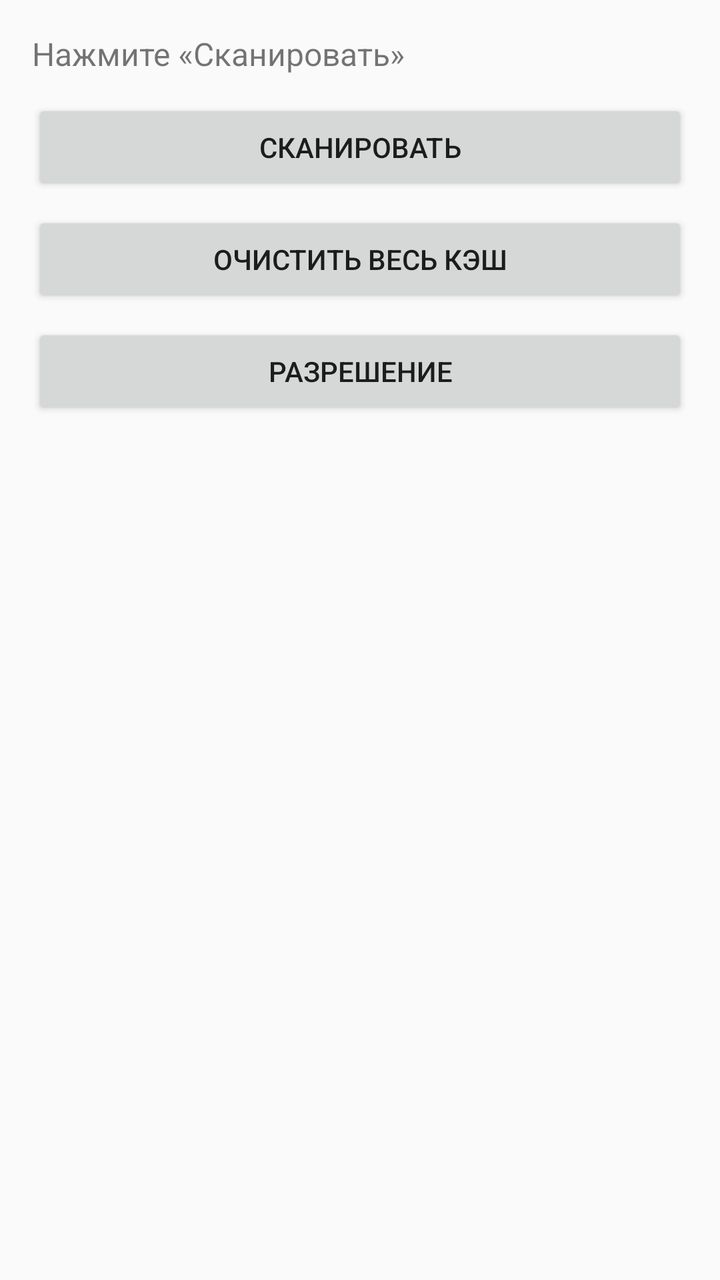
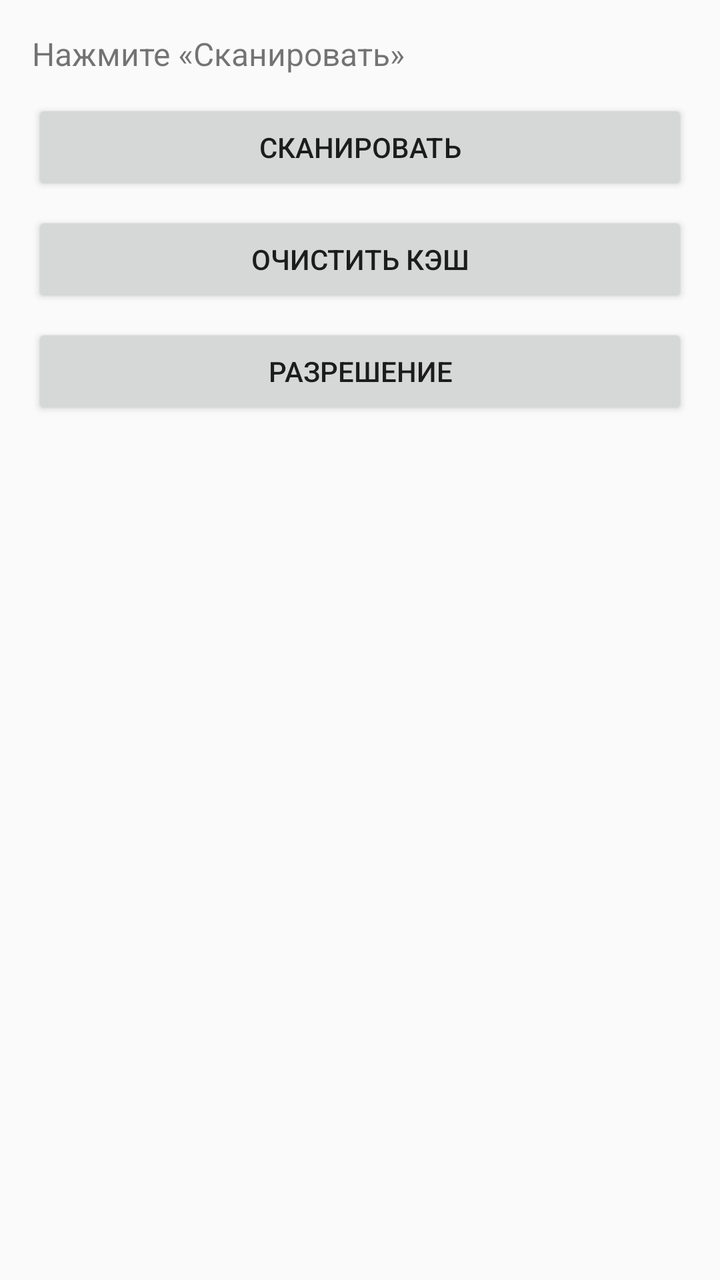

Before-and-after screenshots of an Android layout around one commit, followed by the original layout XML and the change that was made.
<!-- AndroidManifest.xml: application theme Theme.AppCompat.Light -->
<!-- res/layout/activity_main.xml -->
<?xml version="1.0" encoding="utf-8"?>
<LinearLayout xmlns:android="http://schemas.android.com/apk/res/android"
    android:layout_width="match_parent"
    android:layout_height="match_parent"
    android:orientation="vertical"
    android:padding="16dp">

    <TextView
        android:id="@+id/tv_status"
        android:layout_width="match_parent"
        android:layout_height="wrap_content"
        android:text="Нажмите «Сканировать»"
        android:textSize="16sp" />

    <Button
        android:id="@+id/btn_scan"
        android:layout_width="match_parent"
        android:layout_height="wrap_content"
        android:layout_marginTop="12dp"
        android:text="Сканировать" />

    <Button
        android:id="@+id/btn_clear"
        android:layout_width="match_parent"
        android:layout_height="wrap_content"
        android:layout_marginTop="8dp"
        android:text="Очистить весь кэш" />

    <Button
        android:id="@+id/btn_permission"
        android:layout_width="match_parent"
        android:layout_height="wrap_content"
        android:layout_marginTop="8dp"
        android:text="Разрешение" />

    <androidx.recyclerview.widget.RecyclerView
        android:id="@+id/recycler_apps"
        android:layout_width="match_parent"
        android:layout_height="0dp"
        android:layout_marginTop="12dp"
        android:layout_weight="1" />
</LinearLayout>
<!-- resources referenced by this layout -->
<resources>

</resources>

<!-- the commit's change to res/layout/activity_main.xml (unified diff, before → after) -->
@@ -24,7 +24,7 @@
         android:layout_width="match_parent"
         android:layout_height="wrap_content"
         android:layout_marginTop="8dp"
-        android:text="Очистить весь кэш" />
+        android:text="Очистить кэш" />
 
     <Button
         android:id="@+id/btn_permission"
